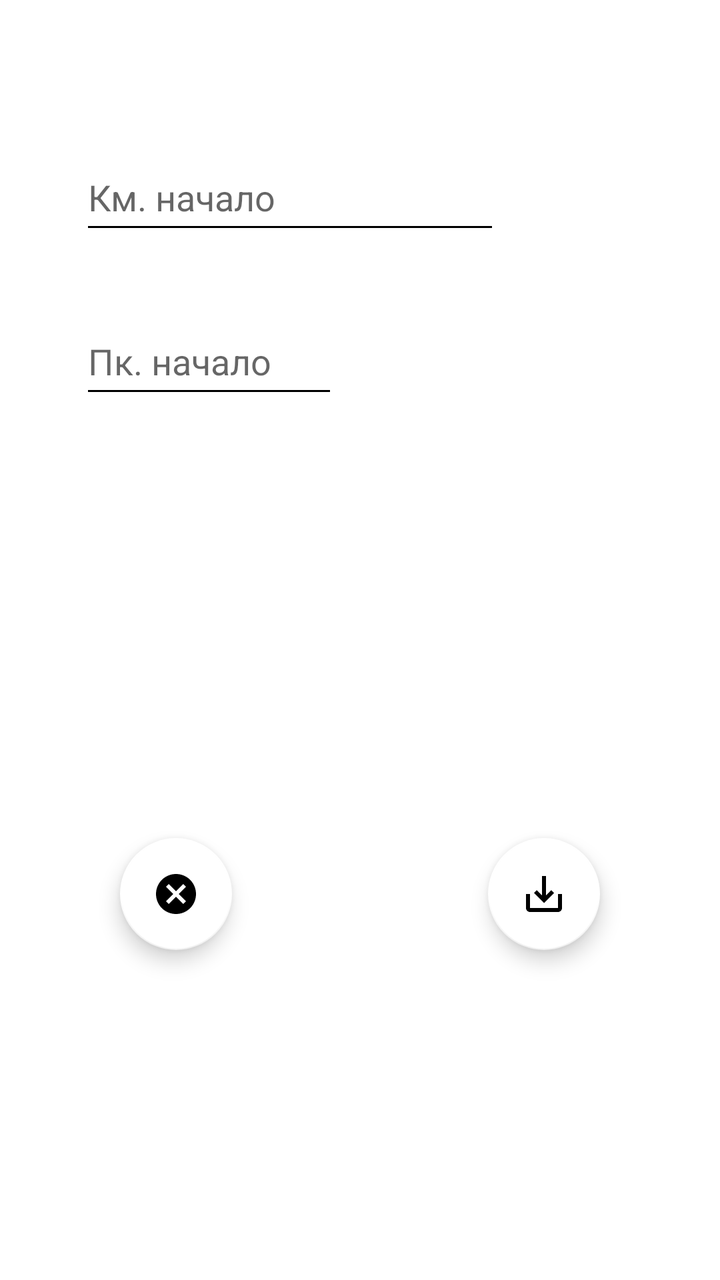
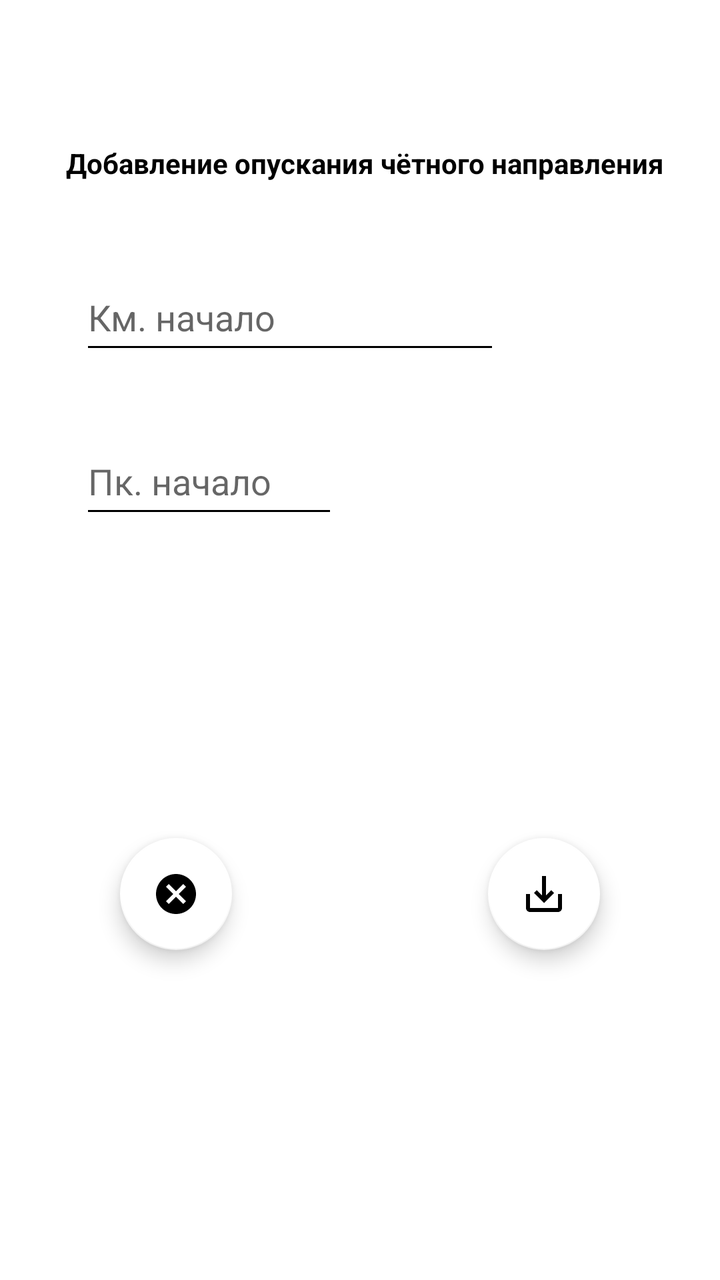

The first picture is an Android layout as it rendered before a commit; the second is the same layout after the commit. The layout source and the unified diff follow.
<!-- AndroidManifest.xml: application theme Base.Theme.My_Gps_Assistant -->
<!-- res/layout/fragment_add_pantograph_chet.xml -->
<?xml version="1.0" encoding="utf-8"?>
<androidx.constraintlayout.widget.ConstraintLayout xmlns:android="http://schemas.android.com/apk/res/android"
    xmlns:app="http://schemas.android.com/apk/res-auto"
    xmlns:tools="http://schemas.android.com/tools"
    android:layout_width="match_parent"
    android:layout_height="match_parent"
    android:background="#FFFFFF"
    tools:context=".fragments.chet.pantograph.add.AddPantographFragmentChet">

    <EditText
        android:id="@+id/ed_start_pantograph_chet"
        android:layout_width="0dp"
        android:layout_height="50dp"
        android:layout_marginStart="40dp"
        android:layout_marginTop="72dp"
        android:ems="10"
        android:hint="@string/fragment_add_km_start_pantograph_chet"
        android:importantForAutofill="no"
        android:inputType="number"
        android:maxLength="4"
        android:textColor="#000000"
        app:layout_constraintStart_toStartOf="parent"
        app:layout_constraintTop_toTopOf="parent"
        tools:ignore="HardcodedText,TextContrastCheck" />

    <EditText
        android:id="@+id/ed_pk_start_pantograph_chet"
        android:layout_width="129dp"
        android:layout_height="50dp"
        android:layout_marginTop="32dp"
        android:ems="10"
        android:hint="@string/fragment_add_pk_start_pantograph_chet"
        android:inputType="number"
        android:maxLength="2"
        android:textColor="#000000"
        app:layout_constraintEnd_toEndOf="@+id/ed_start_pantograph_chet"
        app:layout_constraintHorizontal_bias="0.0"
        app:layout_constraintStart_toStartOf="@+id/ed_start_pantograph_chet"
        app:layout_constraintTop_toBottomOf="@+id/ed_start_pantograph_chet"
        tools:ignore="Autofill,HardcodedText,MissingConstraints,TextContrastCheck" />

    <com.google.android.material.floatingactionbutton.FloatingActionButton
        android:id="@+id/fb_save_pantograph_chet"
        android:layout_width="wrap_content"
        android:layout_height="wrap_content"
        android:layout_marginEnd="60dp"
        android:layout_marginBottom="165dp"
        android:clickable="true"
        android:focusable="true"
        android:src="@drawable/is_save_pantograph_chet"
        app:backgroundTint="@color/white"
        app:layout_constraintBottom_toBottomOf="parent"
        app:layout_constraintEnd_toEndOf="parent"
        tools:ignore="ContentDescription,SpeakableTextPresentCheck" />

    <com.google.android.material.floatingactionbutton.FloatingActionButton
        android:id="@+id/fb_cancel_pantograph_chet"
        android:layout_width="wrap_content"
        android:layout_height="wrap_content"
        android:layout_marginStart="60dp"
        android:layout_marginBottom="165dp"
        android:clickable="true"
        android:focusable="true"
        android:src="@drawable/is_cancel_pantograph_chet"
        app:backgroundTint="@color/white"
        app:layout_constraintBottom_toBottomOf="parent"
        app:layout_constraintStart_toStartOf="parent"
        tools:ignore="ContentDescription,SpeakableTextPresentCheck" />

</androidx.constraintlayout.widget.ConstraintLayout>
<!-- resources referenced by this layout -->
<resources>
  <color name="white">#FFFFFFFF</color>
  <!-- drawable is_cancel_pantograph_chet (drawable) -->
  <vector xmlns:android="http://schemas.android.com/apk/res/android" android:height="24dp" android:tint="#52ED27" android:viewportHeight="24" android:viewportWidth="24" android:width="24dp">
        
      <path android:fillColor="@android:color/white" android:pathData="M12,2C6.47,2 2,6.47 2,12s4.47,10 10,10 10,-4.47 10,-10S17.53,2 12,2zM17,15.59L15.59,17 12,13.41 8.41,17 7,15.59 10.59,12 7,8.41 8.41,7 12,10.59 15.59,7 17,8.41 13.41,12 17,15.59z"/>
      
  </vector>
  <!-- drawable is_save_pantograph_chet (drawable) -->
  <vector xmlns:android="http://schemas.android.com/apk/res/android" android:height="24dp" android:tint="#52ED27" android:viewportHeight="24" android:viewportWidth="24" android:width="24dp">
        
      <path android:fillColor="@android:color/white" android:pathData="M19,12v7L5,19v-7L3,12v7c0,1.1 0.9,2 2,2h14c1.1,0 2,-0.9 2,-2v-7h-2zM13,12.67l2.59,-2.58L17,11.5l-5,5 -5,-5 1.41,-1.41L11,12.67L11,3h2z"/>
      
  </vector>
  <string name="fragment_add_km_start_pantograph_chet">Км. начало</string>
  <string name="fragment_add_pk_start_pantograph_chet">Пк. начало</string>
  <style name="Base.Theme.My_Gps_Assistant" parent="Theme.MaterialComponents.Light.NoActionBar">
          
          <item name="colorPrimary">@color/black</item>
          <item name="colorPrimaryVariant">@color/lavender</item>
          <item name="colorOnPrimary">@color/white</item>
  
          <item name="colorSecondary">@color/teal_200</item>
          <item name="colorSecondaryVariant">@color/teal_700</item>
          <item name="colorOnSecondary">@color/black</item>
  
          <item name="android:statusBarColor">@color/lavender</item>
  
  
          <item name="android:windowFullscreen">true</item>
  
          <item name="android:textColorPrimary">@color/black</item>
          <item name="android:textColorSecondary">@color/black</item>
          <item name="android:textColorTertiary">@color/black</item>
  
  
  
  
  
  
  
      </style>
  <color name="black">#FF000000</color>
  <color name="lavender">#8692f7</color>
  <color name="teal_200">#D58DD5</color>
  <color name="teal_700">#00C2EF</color>
</resources>

<!-- the commit's change to res/layout/fragment_add_pantograph_chet.xml (unified diff, before → after) -->
@@ -12,7 +12,7 @@
         android:layout_width="0dp"
         android:layout_height="50dp"
         android:layout_marginStart="40dp"
-        android:layout_marginTop="72dp"
+        android:layout_marginTop="20dp"
         android:ems="10"
         android:hint="@string/fragment_add_km_start_pantograph_chet"
         android:importantForAutofill="no"
@@ -20,7 +20,7 @@
         android:maxLength="4"
         android:textColor="#000000"
         app:layout_constraintStart_toStartOf="parent"
-        app:layout_constraintTop_toTopOf="parent"
+        app:layout_constraintTop_toBottomOf="@+id/textView29"
         tools:ignore="HardcodedText,TextContrastCheck" />
 
     <EditText
@@ -67,4 +67,16 @@
         app:layout_constraintStart_toStartOf="parent"
         tools:ignore="ContentDescription,SpeakableTextPresentCheck" />
 
+    <TextView
+        android:id="@+id/textView29"
+        android:layout_width="325dp"
+        android:layout_height="40dp"
+        android:layout_marginStart="20dp"
+        android:layout_marginTop="72dp"
+        android:text="@string/zagolovok_pantograph_chet"
+        android:textAlignment="center"
+        android:textStyle="bold"
+        app:layout_constraintStart_toStartOf="parent"
+        app:layout_constraintTop_toTopOf="parent" />
+
 </androidx.constraintlayout.widget.ConstraintLayout>
<!-- resource entries referenced after the edit -->
@@ -15,6 +15,7 @@
   </vector>
   <string name="fragment_add_km_start_pantograph_chet">Км. начало</string>
   <string name="fragment_add_pk_start_pantograph_chet">Пк. начало</string>
+  <string name="zagolovok_pantograph_chet">Добавление опускания чётного направления</string>
   <style name="Base.Theme.My_Gps_Assistant" parent="Theme.MaterialComponents.Light.NoActionBar">
           
           <item name="colorPrimary">@color/black</item>
